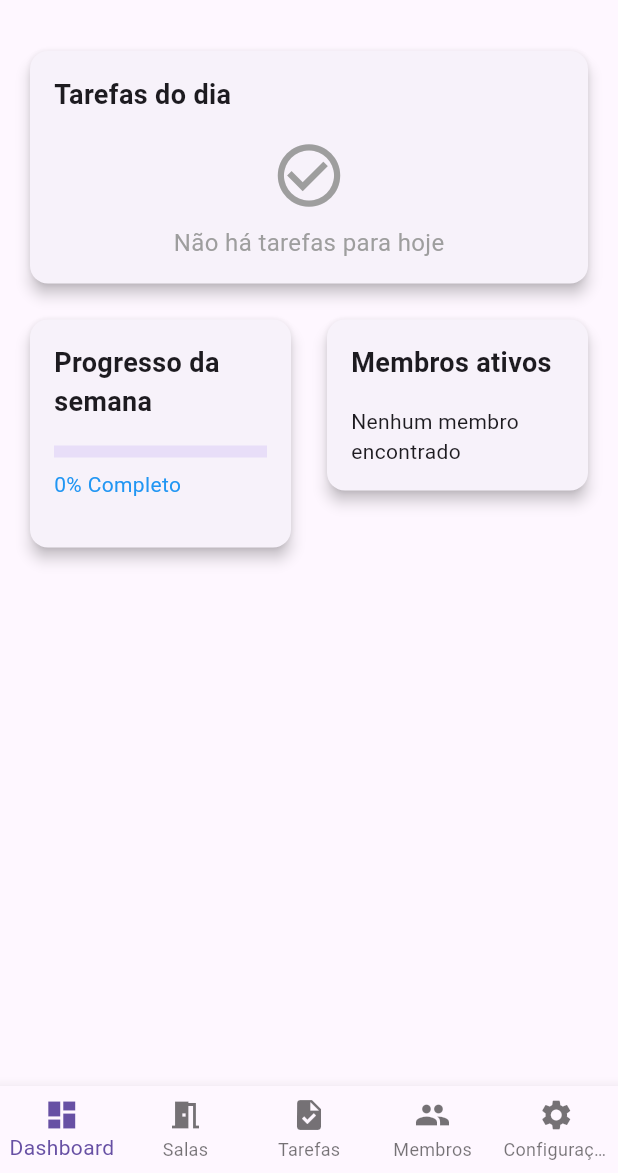
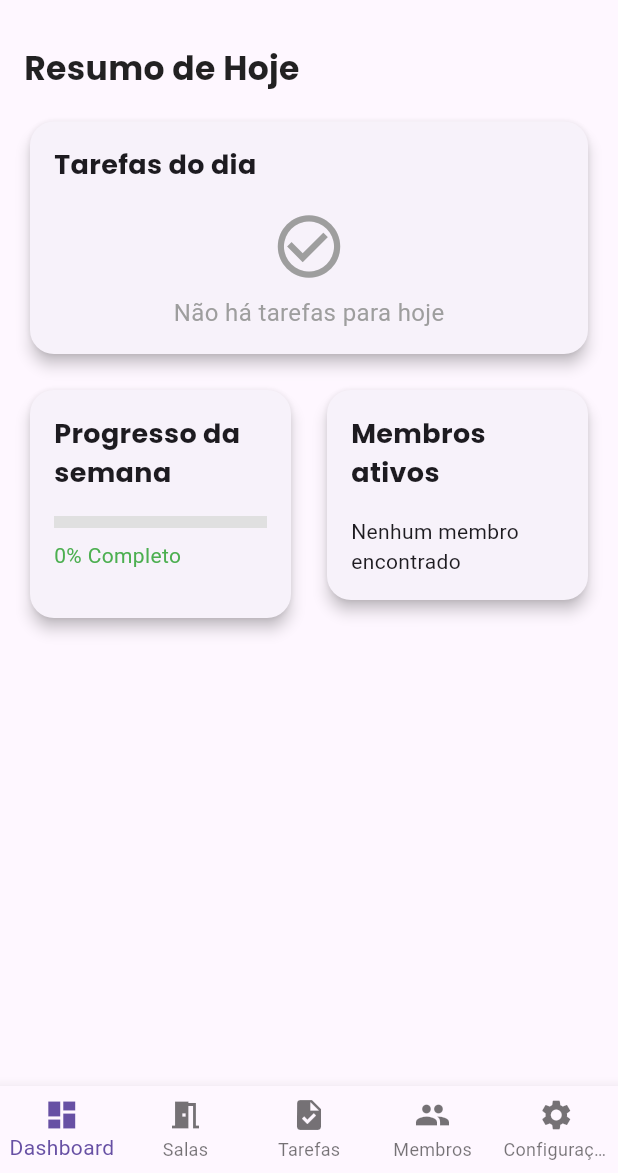
Before and after one commit to Madiliza/projeto_organeasy, a Flutter app: the screen it shows after launch, on a phone screen of 412 x 824 dp, the part 63-1236 px from its top. Run offline on Flutter 3.47's test engine with Material 3 defaults, Android fonts, the phone set to English and light mode, and no system bars; our stand-ins replace google_fonts, sqflite, sqflite_common_ffi; accounts and stored records are empty.

Commit message:
correção na parte de dashboard

```diff
--- a/lib/main.dart
+++ b/lib/main.dart
@@ -76,7 +76,9 @@ class _DashboardState extends State<Dashboard> {
   }
 
   List<Widget> get _pages => [
-        const DashboardScreen(),
+        DashboardScreen(
+          onTabChange: _onItemTapped,
+        ),
         const RoomsScreen(),
         const TasksScreen(),
         const MembersScreen(),
--- a/lib/screens/DashboardScreen.dart
+++ b/lib/screens/DashboardScreen.dart
@@ -1,35 +1,22 @@
 import 'package:flutter/material.dart';
+import 'package:google_fonts/google_fonts.dart';
 import 'package:organeasy_app/model/members.dart';
 import 'package:organeasy_app/model/tasks.dart';
 import 'package:organeasy_app/utils/members_helpers.dart';
 import 'package:organeasy_app/utils/tasks.helpers.dart';
-import 'RoomsScreen.dart';
-import 'TasksScreen.dart';
-import 'MembersScreen.dart';
-
-class Dashboard extends StatefulWidget {
-  const Dashboard({super.key});
-
-  @override
-  State<Dashboard> createState() => _DashboardState();
-}
-
-class _DashboardState extends State<Dashboard> {
-  @override
-  Widget build(BuildContext context) {
-    return const DashboardScreen();
-  }
-}
 
 class DashboardScreen extends StatelessWidget {
-  const DashboardScreen({super.key});
+  final Function(int) onTabChange;
 
-  // ---------- FILTRAR TAREFAS DA SEMANA ----------
+  const DashboardScreen({super.key, required this.onTabChange});
+
+  // =================== Funções ===================
+
   Future<List<Task>> _getTasksThisWeek() async {
     final tasks = await TasksHelper().getAllTasks();
     final now = DateTime.now();
-    final startOfWeek = now.subtract(Duration(days: now.weekday - 1)); // Segunda
-    final endOfWeek = startOfWeek.add(const Duration(days: 6)); // Domingo
+    final startOfWeek = now.subtract(Duration(days: now.weekday - 1));
+    final endOfWeek = startOfWeek.add(const Duration(days: 6));
 
     return tasks.where((t) {
       return t.date.isAfter(startOfWeek.subtract(const Duration(days: 1))) &&
@@ -37,7 +24,6 @@ class DashboardScreen extends StatelessWidget {
     }).toList();
   }
 
-  // ---------- FILTRAR TAREFAS DE HOJE ----------
   Future<List<Task>> _getTodayTasks() async {
     final tasks = await TasksHelper().getAllTasks();
     final today = DateTime.now();
@@ -48,17 +34,17 @@ class DashboardScreen extends StatelessWidget {
         task.date.day == today.day).toList();
   }
 
+  // =================== Build ===================
+
   @override
   Widget build(BuildContext context) {
     return Padding(
       padding: const EdgeInsets.all(16),
       child: ListView(
         children: [
+          _buildSectionHeader('Resumo de Hoje'),
           GestureDetector(
-            onTap: () {
-              Navigator.push(context,
-                  MaterialPageRoute(builder: (context) => const TasksScreen()));
-            },
+            onTap: () => onTabChange(2), // Vai para a aba de Tarefas
             child: _todayTasksCard(),
           ),
           const SizedBox(height: 16),
@@ -67,7 +53,12 @@ class DashboardScreen extends StatelessWidget {
             children: [
               Expanded(child: _weeklyProgressCard()),
               const SizedBox(width: 16),
-              Expanded(child: _memberActivityCard(context)),
+              Expanded(
+                child: GestureDetector(
+                  onTap: () => onTabChange(3), // Vai para a aba de Membros
+                  child: _memberActivityCard(),
+                ),
+              ),
             ],
           ),
         ],
@@ -75,12 +66,26 @@ class DashboardScreen extends StatelessWidget {
     );
   }
 
-  // ---------- Cards ----------
+  // =================== UI ===================
+
+  Widget _buildSectionHeader(String title) {
+    return Padding(
+      padding: const EdgeInsets.only(bottom: 16),
+      child: Text(
+        title,
+        style: GoogleFonts.poppins(
+          fontSize: 22,
+          fontWeight: FontWeight.bold,
+          color: Colors.black87,
+        ),
+      ),
+    );
+  }
 
   Widget _buildCard({required String title, required Widget child}) {
     return Card(
       elevation: 4,
-      shape: RoundedRectangleBorder(borderRadius: BorderRadius.circular(12)),
+      shape: RoundedRectangleBorder(borderRadius: BorderRadius.circular(16)),
       child: Padding(
         padding: const EdgeInsets.all(16),
         child: Column(
@@ -88,7 +93,10 @@ class DashboardScreen extends StatelessWidget {
           children: [
             Text(
               title,
-              style: const TextStyle(fontSize: 18, fontWeight: FontWeight.bold),
+              style: GoogleFonts.poppins(
+                fontSize: 18,
+                fontWeight: FontWeight.bold,
+              ),
             ),
             const SizedBox(height: 16),
             child,
@@ -97,6 +105,8 @@ class DashboardScreen extends StatelessWidget {
       ),
     );
   }
+
+  // =================== Card Tarefas de Hoje ===================
 
   Widget _todayTasksCard() {
     return FutureBuilder<List<Task>>(
@@ -121,11 +131,8 @@ class DashboardScreen extends StatelessWidget {
                 child: Column(
                   mainAxisSize: MainAxisSize.min,
                   children: [
-                  Icon(
-                    Icons.check_circle_outline,
-                    size: 50,
-                    color: Colors.grey,
-                  ),
+                    Icon(Icons.check_circle_outline,
+                        size: 50, color: Colors.grey),
                     SizedBox(height: 8),
                     Text(
                       "Não há tarefas para hoje",
@@ -149,7 +156,9 @@ class DashboardScreen extends StatelessWidget {
                     task.status == "Concluído"
                         ? Icons.check_circle
                         : Icons.radio_button_unchecked,
-                  color: task.status == "Concluído" ? Colors.green : Colors.grey,
+                    color: task.status == "Concluído"
+                        ? Colors.green
+                        : Colors.grey,
                   ),
                 );
               }).toList(),
@@ -160,7 +169,8 @@ class DashboardScreen extends StatelessWidget {
     );
   }
 
-  // ---------- Progresso Semanal ----------
+  // =================== Card Progresso da Semana ===================
+
   Widget _weeklyProgressCard() {
     return FutureBuilder<List<Task>>(
       future: _getTasksThisWeek(),
@@ -186,10 +196,17 @@ class DashboardScreen extends StatelessWidget {
             child: Column(
               crossAxisAlignment: CrossAxisAlignment.start,
               children: [
-                LinearProgressIndicator(value: progress, minHeight: 8),
+                LinearProgressIndicator(
+                  value: progress,
+                  minHeight: 8,
+                  backgroundColor: Colors.grey.shade300,
+                  color: Colors.green,
+                ),
                 const SizedBox(height: 8),
-                Text("${(progress * 100).toInt()}% Completo",
-                    style: const TextStyle(color: Colors.blue)),
+                Text(
+                  "${(progress * 100).toInt()}% Completo",
+                  style: const TextStyle(color: Colors.green),
+                ),
                 const SizedBox(height: 16),
                 ..._groupTasksByDay(tasks),
               ],
@@ -238,14 +255,10 @@ class DashboardScreen extends StatelessWidget {
     );
   }
 
-  // ---------- Membros ----------
-  Widget _memberActivityCard(BuildContext context) {
-    return GestureDetector(
-      onTap: () {
-        Navigator.push(context,
-            MaterialPageRoute(builder: (context) => const MembersScreen()));
-      },
-      child: FutureBuilder<List<Member>>(
+  // =================== Card Membros ===================
+
+  Widget _memberActivityCard() {
+    return FutureBuilder<List<Member>>(
       future: MembersHelper().getMembers(),
       builder: (context, snapshot) {
         if (snapshot.connectionState == ConnectionState.waiting) {
@@ -270,47 +283,64 @@ class DashboardScreen extends StatelessWidget {
             child: Column(
               children: members.map((member) {
                 return _memberProgress(
-                    member.name,
-                    member.completion,
-                    member.color,
+                  name: member.name,
+                  progress: member.completion,
+                  color: member.color,
                 );
               }).toList(),
             ),
           );
         }
       },
-      ),
     );
   }
 
-  Widget _memberProgress(String name, double progress, Color color) {
+  Widget _memberProgress({
+    required String name,
+    required double progress,
+    required Color color,
+  }) {
     return Padding(
       padding: const EdgeInsets.symmetric(vertical: 8),
-      child: Row(
+      child: Column(
+        crossAxisAlignment: CrossAxisAlignment.start,
+        children: [
+          Row(
             children: [
               CircleAvatar(
-            backgroundColor: color,
+                backgroundColor: color.withOpacity(0.2),
                 child: Text(
                   name[0].toUpperCase(),
-              style: const TextStyle(color: Colors.white),
+                  style: const TextStyle(color: Colors.black),
                 ),
               ),
               const SizedBox(width: 12),
+              Expanded(
+                child: Text(
+                  name,
+                  style: const TextStyle(
+                      fontWeight: FontWeight.bold, fontSize: 16),
+                ),
+              ),
               Text(
-            name,
-            style: const TextStyle(fontWeight: FontWeight.bold, fontSize: 16),
+                "${(progress * 100).toInt()}%",
+                style: const TextStyle(
+                  fontWeight: FontWeight.bold,
+                  color: Colors.blueGrey,
                 ),
-          const SizedBox(width: 12),
-          Expanded(
+              ),
+            ],
+          ),
+          const SizedBox(height: 8),
+          ClipRRect(
+            borderRadius: BorderRadius.circular(10),
             child: LinearProgressIndicator(
               value: progress,
               minHeight: 8,
+              backgroundColor: Colors.grey.shade300,
               color: color,
-              backgroundColor: color.withOpacity(0.3),
             ),
           ),
-          const SizedBox(width: 8),
-          Text("${(progress * 100).toInt()}%"),
         ],
       ),
     );
--- a/pubspec.yaml
+++ b/pubspec.yaml
@@ -37,6 +37,7 @@ dependencies:
   sqflite: ^2.4.2
   path_provider: ^2.1.5
   sqflite_common_ffi: ^2.3.5
+  google_fonts: ^6.2.1
 
 dev_dependencies:
   flutter_test:
```
Also changed, not shown: pubspec.lock. Lines whose indentation alone changed are shown as unchanged.
